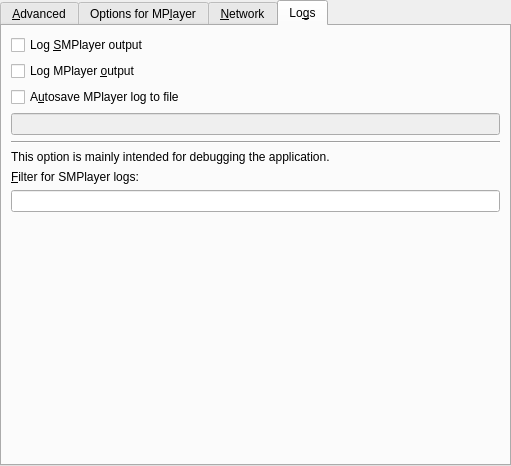
Above: src/prefadvanced.ui from wilbert2000/wzplayer before the change. Below: the same form after it.
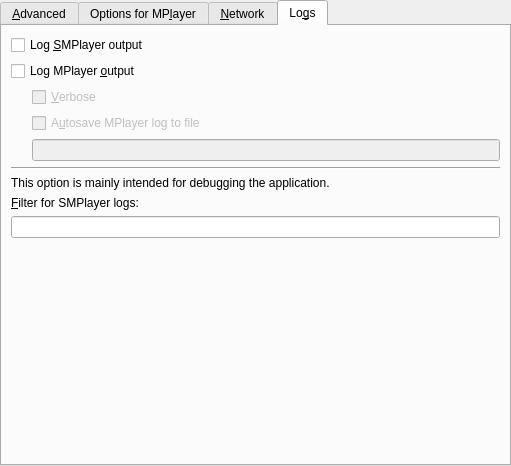
That is the form after the change. The open tabs and pages were chosen to show the change. Custom widgets are drawn as their Qt base class.

Commit message: Added an option in Preferences -> Advanced -> Logs to make the mplayer logs more verbose (passes -v to mplayer).

What changed in the file:
```diff
--- a/src/prefadvanced.ui
+++ b/src/prefadvanced.ui
@@ -584,21 +584,6 @@
        <string>Lo&amp;gs</string>
       </attribute>
       <layout class="QVBoxLayout" >
-       <property name="spacing" >
-        <number>6</number>
-       </property>
-       <property name="leftMargin" >
-        <number>9</number>
-       </property>
-       <property name="topMargin" >
-        <number>9</number>
-       </property>
-       <property name="rightMargin" >
-        <number>9</number>
-       </property>
-       <property name="bottomMargin" >
-        <number>9</number>
-       </property>
        <item>
         <widget class="QCheckBox" name="log_smplayer_check" >
          <property name="text" >
@@ -614,17 +599,61 @@
         </widget>
        </item>
        <item>
-        <widget class="QCheckBox" name="log_mplayer_save_check" >
-         <property name="text" >
-          <string>A&amp;utosave MPlayer log to file</string>
-         </property>
-        </widget>
-       </item>
-       <item>
-        <widget class="QLineEdit" name="log_mplayer_save_name" >
+        <widget class="QWidget" native="1" name="mplayer_log_container" >
          <property name="enabled" >
           <bool>false</bool>
          </property>
+         <layout class="QGridLayout" >
+          <property name="leftMargin" >
+           <number>0</number>
+          </property>
+          <property name="topMargin" >
+           <number>0</number>
+          </property>
+          <property name="rightMargin" >
+           <number>0</number>
+          </property>
+          <property name="bottomMargin" >
+           <number>0</number>
+          </property>
+          <item rowspan="3" row="0" column="0" >
+           <spacer>
+            <property name="orientation" >
+             <enum>Qt::Horizontal</enum>
+            </property>
+            <property name="sizeType" >
+             <enum>QSizePolicy::Fixed</enum>
+            </property>
+            <property name="sizeHint" >
+             <size>
+              <width>21</width>
+              <height>61</height>
+             </size>
+            </property>
+           </spacer>
+          </item>
+          <item row="0" column="1" >
+           <widget class="QCheckBox" name="verbose_check" >
+            <property name="text" >
+             <string>&amp;Verbose</string>
+            </property>
+           </widget>
+          </item>
+          <item row="1" column="1" >
+           <widget class="QCheckBox" name="log_mplayer_save_check" >
+            <property name="text" >
+             <string>A&amp;utosave MPlayer log to file</string>
+            </property>
+           </widget>
+          </item>
+          <item row="2" column="1" >
+           <widget class="QLineEdit" name="log_mplayer_save_name" >
+            <property name="enabled" >
+             <bool>false</bool>
+            </property>
+           </widget>
+          </item>
+         </layout>
         </widget>
        </item>
        <item>
```
Left out of the diff: 21 changed lines with no effect on the pictures. The commit also changes 6 other files.
